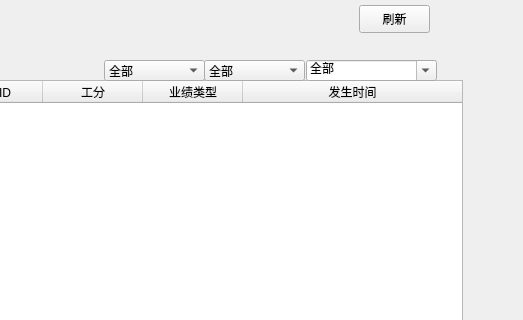
The window that resources/ui/showPerforInfo.ui (holyswordZZQ/TPSES) describes before a commit, drawn with Qt 5; both pictures show x 318 to 841 and y 0 to 320 of the 841 by 650 pixel window.
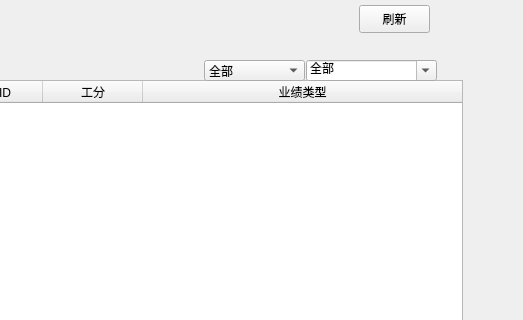
The same window after the commit.

What changed in the file:
```diff
--- a/resources/ui/showPerforInfo.ui
+++ b/resources/ui/showPerforInfo.ui
@@ -50,11 +50,6 @@
      <string>业绩类型</string>
     </property>
    </column>
-   <column>
-    <property name="text">
-     <string>发生时间</string>
-    </property>
-   </column>
   </widget>
   <widget class="QPushButton" name="addperforButton">
    <property name="geometry">
@@ -161,41 +156,6 @@
     <string>刷新</string>
    </property>
   </widget>
-  <widget class="QComboBox" name="moneyComboBox">
-   <property name="geometry">
-    <rect>
-     <x>422</x>
-     <y>60</y>
-     <width>101</width>
-     <height>21</height>
-    </rect>
-   </property>
-   <item>
-    <property name="text">
-     <string>全部</string>
-    </property>
-   </item>
-   <item>
-    <property name="text">
-     <string>0-1000</string>
-    </property>
-   </item>
-   <item>
-    <property name="text">
-     <string>1000-5000</string>
-    </property>
-   </item>
-   <item>
-    <property name="text">
-     <string>5000-10000</string>
-    </property>
-   </item>
-   <item>
-    <property name="text">
-     <string>10000以上</string>
-    </property>
-   </item>
-  </widget>
   <widget class="QComboBox" name="happenTimeComboBox">
    <property name="geometry">
     <rect>
```
Left out of the diff: 1 changed line with no effect on the pictures.
